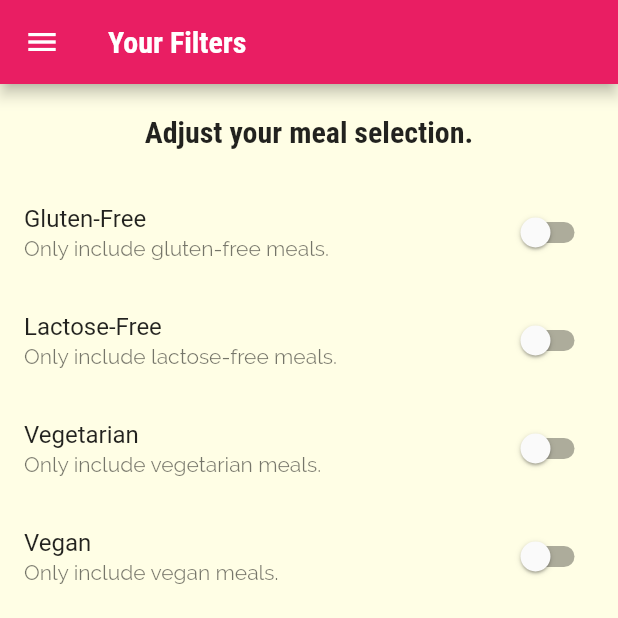
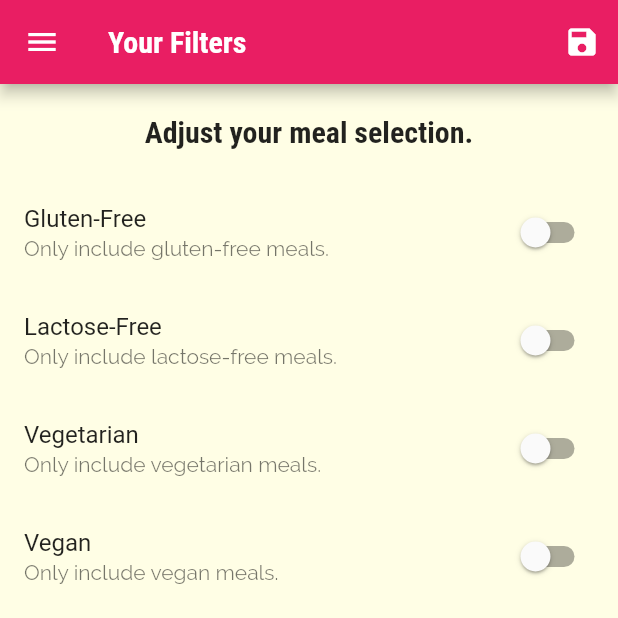
Before and after one commit to arzumanyasha/flutter_application_3, a Flutter app: the FiltersScreen screen opened by its route, on a phone screen of 412 x 824 dp, the top half of it. Run offline on Flutter 3.47's test engine with Material 2 defaults, Android fonts, the phone set to English and light mode, and no system bars.

Commit message:
add filtering

```diff
--- a/lib/main.dart
+++ b/lib/main.dart
@@ -1,14 +1,52 @@
 import 'package:flutter/material.dart';
 
+import './dummy_data.dart';
 import './screens/filters_screen.dart';
 import './screens/tabs_screen.dart';
 import './screens/meal_detail_screen.dart';
 import './screens/categories_screen.dart';
 import './screens/category_meals_screen.dart';
+import './models/meal.dart';
 
 void main() => runApp(MyApp());
 
-class MyApp extends StatelessWidget {
+class MyApp extends StatefulWidget {
+  @override
+  State<MyApp> createState() => _MyAppState();
+}
+
+class _MyAppState extends State<MyApp> {
+  Map<String, bool> _filters = {
+    'gluten': false,
+    'lactose': false,
+    'vegan': false,
+    'vegetarian': false,
+  };
+
+  List<Meal> _availableMeals = DUMMY_MEALS;
+
+  void _setFilters(Map<String, bool> filterData) {
+    setState(() {
+      _filters = filterData;
+
+      _availableMeals = DUMMY_MEALS.where((meal) {
+        if (_filters['gluten'] && !meal.isGlutenFree) {
+          return false;
+        }
+        if (_filters['lactose'] && !meal.isLactoseFree) {
+          return false;
+        }
+        if (_filters['vegan'] && !meal.isVegan) {
+          return false;
+        }
+        if (_filters['vegetarian'] && !meal.isVegetarian) {
+          return false;
+        }
+        return true;
+      }).toList();
+    });
+  }
+
   @override
   Widget build(BuildContext context) {
     return MaterialApp(
@@ -36,9 +74,9 @@ class MyApp extends StatelessWidget {
       initialRoute: '/',
       routes: {
         '/': (ctx) => TabsScreen(),
-        CategoryMealsScreen.routeName: (ctx) => CategoryMealsScreen(),
+        CategoryMealsScreen.routeName: (ctx) => CategoryMealsScreen(_availableMeals),
         MealDetailScreen.routeName: (ctx) => MealDetailScreen(),
-        FiltersScreen.routeName: (ctx) => FiltersScreen(),
+        FiltersScreen.routeName: (ctx) => FiltersScreen(_filters, _setFilters),
       },
       onGenerateRoute: (settings) {
         print(settings.arguments);
--- a/lib/screens/filters_screen.dart
+++ b/lib/screens/filters_screen.dart
@@ -4,6 +4,11 @@ import '../widgets/main_drawer.dart';
 
 class FiltersScreen extends StatefulWidget {
   static const routeName = "/filters";
+
+  final Function saveFilters;
+  final Map<String, bool> currentFilters;
+
+  FiltersScreen(this.currentFilters, this.saveFilters);
 
   @override
   State<FiltersScreen> createState() => _FiltersScreenState();
@@ -14,6 +19,16 @@ class _FiltersScreenState extends State<FiltersScreen> {
   var _vegetarian = false;
   var _vegan = false;
   var _lactoseFree = false;
+
+  @override
+  void initState() {
+    _glutenFree = widget.currentFilters['gluten'];
+    _vegetarian = widget.currentFilters['vegetarian'];
+    _vegan = widget.currentFilters['vegan'];
+    _lactoseFree = widget.currentFilters['lactose'];
+
+    super.initState();
+  }
 
   Widget _buildSwitchListTile(
     String title,
@@ -33,7 +48,21 @@ class _FiltersScreenState extends State<FiltersScreen> {
   Widget build(BuildContext context) {
     return Scaffold(
       appBar: AppBar(
-        title: Text('Your Filters'),
+        title: const Text('Your Filters'),
+        actions: [
+          IconButton(
+            onPressed: () {
+              final selectedFilters = {
+                'gluten': _glutenFree,
+                'lactose': _lactoseFree,
+                'vegan': _vegan,
+                'vegetarian': _vegetarian,
+              };
+              widget.saveFilters(selectedFilters);
+            },
+            icon: const Icon(Icons.save),
+          ),
+        ],
       ),
       drawer: MainDrawer(),
       body: Column(
```
Also changed, not shown: lib/screens/category_meals_screen.dart (+5 -2 lines).
